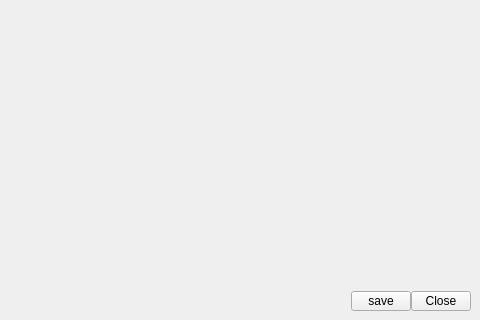
Before: the Qt Designer form appli/fondation/gui/common/_src/toolSettingsDialog.ui in snaress/studio, drawn with Qt 5; both pictures show x 320 to 800 and y 291 to 611 of the 800 by 611 pixel window.
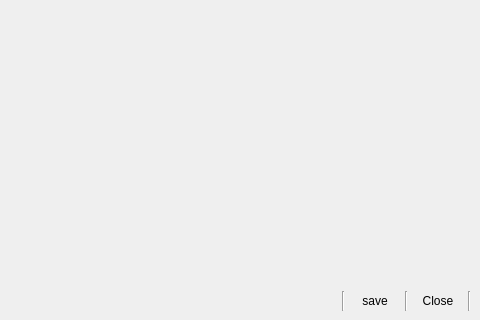
After: the same form once the commit is applied.

Commit message: fondation: Add user settings foundation: Remove package

Diff of the .ui file:
```diff
--- a/appli/fondation/gui/common/_src/toolSettingsDialog.ui
+++ b/appli/fondation/gui/common/_src/toolSettingsDialog.ui
@@ -132,6 +132,13 @@
             </property>
            </spacer>
           </item>
+          <item>
+           <widget class="Line" name="line_2">
+            <property name="orientation">
+             <enum>Qt::Vertical</enum>
+            </property>
+           </widget>
+          </item>
           <item>
            <widget class="QPushButton" name="pb_save">
             <property name="maximumSize">
@@ -143,6 +150,16 @@
             <property name="text">
              <string>save</string>
             </property>
+            <property name="flat">
+             <bool>true</bool>
+            </property>
+           </widget>
+          </item>
+          <item>
+           <widget class="Line" name="line_3">
+            <property name="orientation">
+             <enum>Qt::Vertical</enum>
+            </property>
            </widget>
           </item>
           <item>
@@ -155,6 +172,16 @@
             </property>
             <property name="text">
              <string>Close</string>
+            </property>
+            <property name="flat">
+             <bool>true</bool>
+            </property>
+           </widget>
+          </item>
+          <item>
+           <widget class="Line" name="line_4">
+            <property name="orientation">
+             <enum>Qt::Vertical</enum>
             </property>
            </widget>
           </item>
```
Left out of the diff: 2 changed lines with no effect on the pictures. The commit also changes 21 other files.
